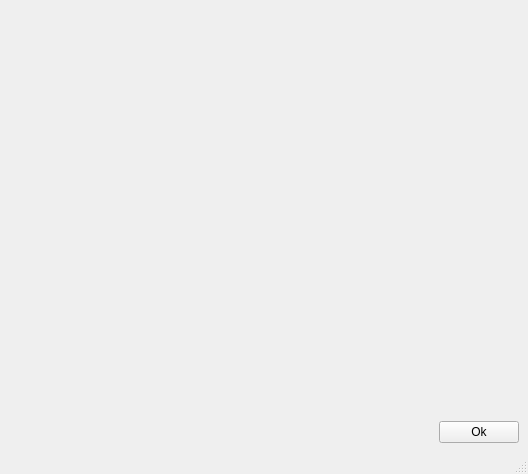
joaonc/qt_playground, file assets/ui/main_window.ui: the form before one commit.
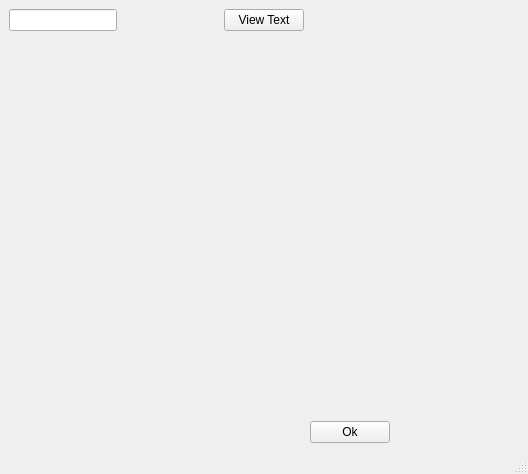
The form after the commit.

```diff
--- a/assets/ui/main_window.ui
+++ b/assets/ui/main_window.ui
@@ -15,7 +15,20 @@
   </property>
   <widget class="QWidget" name="centralwidget">
    <layout class="QGridLayout" name="gridLayout">
-    <item row="0" column="1">
+    <item row="0" column="3">
+     <spacer name="horizontalSpacer_2">
+      <property name="orientation">
+       <enum>Qt::Orientation::Horizontal</enum>
+      </property>
+      <property name="sizeHint" stdset="0">
+       <size>
+        <width>40</width>
+        <height>20</height>
+       </size>
+      </property>
+     </spacer>
+    </item>
+    <item row="1" column="3">
      <spacer name="verticalSpacer">
       <property name="orientation">
        <enum>Qt::Orientation::Vertical</enum>
@@ -28,7 +41,7 @@
       </property>
      </spacer>
     </item>
-    <item row="0" column="0">
+    <item row="1" column="0">
      <spacer name="horizontalSpacer">
       <property name="orientation">
        <enum>Qt::Orientation::Horizontal</enum>
@@ -41,7 +54,17 @@
       </property>
      </spacer>
     </item>
-    <item row="1" column="1">
+    <item row="0" column="0">
+     <widget class="QLineEdit" name="textLineEdit">
+      <property name="sizePolicy">
+       <sizepolicy hsizetype="Fixed" vsizetype="Fixed">
+        <horstretch>0</horstretch>
+        <verstretch>0</verstretch>
+       </sizepolicy>
+      </property>
+     </widget>
+    </item>
+    <item row="2" column="3">
      <widget class="QPushButton" name="okPushButton">
       <property name="sizePolicy">
        <sizepolicy hsizetype="Fixed" vsizetype="Fixed">
@@ -57,6 +80,19 @@
       </property>
      </widget>
     </item>
+    <item row="0" column="1">
+     <widget class="QPushButton" name="viewTextPushButton">
+      <property name="sizePolicy">
+       <sizepolicy hsizetype="Fixed" vsizetype="Fixed">
+        <horstretch>0</horstretch>
+        <verstretch>0</verstretch>
+       </sizepolicy>
+      </property>
+      <property name="text">
+       <string>View Text</string>
+      </property>
+     </widget>
+    </item>
    </layout>
   </widget>
   <widget class="QMenuBar" name="menubar">
```
Left out of the diff: 6 changed lines with no effect on the pictures.
